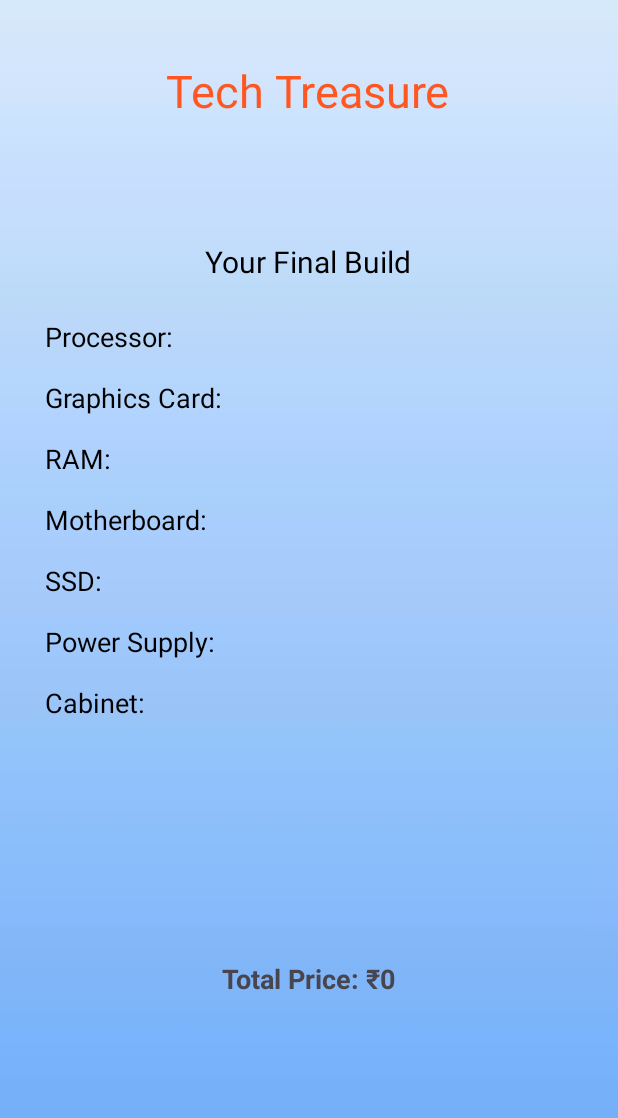
After one commit to SrikanthVMGit/TechTreasure, an Android app: the layout activity_report.xml on its own in the app's theme, with its tools: preview values and no code run, on a phone screen of 412 x 824 dp. The commit adds this screen. Shown: the top 1118 px of the screen. Run offline under Robolectric (Android 15) with nearby library versions, the phone set to English and light mode, and no system bars.

Commit message:
report page

```diff
--- a/app/src/main/AndroidManifest.xml
+++ b/app/src/main/AndroidManifest.xml
@@ -1,7 +1,6 @@
 <?xml version="1.0" encoding="utf-8"?>
 <manifest xmlns:android="http://schemas.android.com/apk/res/android"
-    xmlns:tools="http://schemas.android.com/tools"
-    >
+    xmlns:tools="http://schemas.android.com/tools">
 
     <application
         android:allowBackup="true"
@@ -13,6 +12,9 @@
         android:supportsRtl="true"
         android:theme="@style/Theme.TechTreasure"
         tools:targetApi="31">
+        <activity
+            android:name=".Report"
+            android:exported="false" />
         <activity
             android:name=".amdbuild"
             android:exported="false" />
--- /dev/null
+++ b/app/src/main/java/com/example/techtreasure/Report.kt
@@ -0,0 +1,41 @@
+package com.example.techtreasure
+
+import android.os.Bundle
+import android.widget.TextView
+import androidx.appcompat.app.AppCompatActivity
+
+class Report : AppCompatActivity() {
+    override fun onCreate(savedInstanceState: Bundle?) {
+        super.onCreate(savedInstanceState)
+        setContentView(R.layout.activity_report)
+
+        // Retrieve selected items and total price from intent extras
+        val selectedProcessor = intent.getStringExtra("Processor")
+        val selectedGraphicsCard = intent.getStringExtra("GraphicsCard")
+        val selectedRAM = intent.getStringExtra("RAM")
+        val selectedMotherboard = intent.getStringExtra("Motherboard")
+        val selectedSSD = intent.getStringExtra("SSD")
+        val selectedPowerSupply = intent.getStringExtra("PowerSupply")
+        val selectedCabinet = intent.getStringExtra("Cabinet")
+        val totalPrice = intent.getIntExtra("TotalPrice", 0)
+
+        // Display selected items and total price in TextViews
+        val processorTextView = findViewById<TextView>(R.id.processorTextView)
+        val graphicsCardTextView = findViewById<TextView>(R.id.graphicsCardTextView)
+        val ramTextView = findViewById<TextView>(R.id.ramTextView)
+        val motherboardTextView = findViewById<TextView>(R.id.motherboardTextView)
+        val ssdTextView = findViewById<TextView>(R.id.ssdTextView)
+        val powerSupplyTextView = findViewById<TextView>(R.id.powerSupplyTextView)
+        val cabinetTextView = findViewById<TextView>(R.id.cabinetTextView)
+        val totalPriceTextView = findViewById<TextView>(R.id.totalPriceTextView)
+
+        processorTextView.text = "Processor: $selectedProcessor"
+        graphicsCardTextView.text = "Graphics Card: $selectedGraphicsCard"
+        ramTextView.text = "RAM: $selectedRAM"
+        motherboardTextView.text = "Motherboard: $selectedMotherboard"
+        ssdTextView.text = "SSD: $selectedSSD"
+        powerSupplyTextView.text = "Power Supply: $selectedPowerSupply"
+        cabinetTextView.text = "Cabinet: $selectedCabinet"
+        totalPriceTextView.text = "Total Price: ₹$totalPrice"
+    }
+}
--- a/app/src/main/java/com/example/techtreasure/amdbuild.kt
+++ b/app/src/main/java/com/example/techtreasure/amdbuild.kt
@@ -1,4 +1,5 @@
 package com.example.techtreasure
+import android.content.Intent
 import android.widget.Spinner
 import android.widget.AdapterView
 import android.widget.ImageView
@@ -239,10 +240,18 @@ class amdbuild : AppCompatActivity() {
                 selectedCabinet == "Cabinet") {
                 Toast.makeText(this@amdbuild, "Please complete the build by selecting options for all components.", Toast.LENGTH_SHORT).show()
             } else {
-                // Calculate total price and perform any other action when the build is complete
-                // Here, you can calculate the total price and any other actions you want to perform when the build is complete
-                // You can access the selected items from the spinners and perform further operations
+                val intent = Intent(this@amdbuild, Report::class.java)
+                intent.putExtra("Processor", selectedProcessor)
+                intent.putExtra("GraphicsCard", selectedGraphicsCard)
+                intent.putExtra("RAM", selectedRAM)
+                intent.putExtra("Motherboard", selectedMotherboard)
+                intent.putExtra("SSD", selectedSSD)
+                intent.putExtra("PowerSupply", selectedPowerSupply)
+                intent.putExtra("Cabinet", selectedCabinet)
+                intent.putExtra("TotalPrice", totalPrice) // Assuming totalPrice is an integer
+                startActivity(intent)
             }
         }
+
     }
 }
--- /dev/null
+++ b/app/src/main/res/layout/activity_report.xml
@@ -0,0 +1,138 @@
+<?xml version="1.0" encoding="utf-8"?>
+<androidx.constraintlayout.widget.ConstraintLayout xmlns:android="http://schemas.android.com/apk/res/android"
+    xmlns:app="http://schemas.android.com/apk/res-auto"
+    xmlns:tools="http://schemas.android.com/tools"
+    android:layout_width="match_parent"
+    android:layout_height="match_parent"
+    android:background="@drawable/bgh"
+    tools:context=".Report">
+
+    <TextView
+        android:id="@+id/titleTextView"
+        android:layout_width="wrap_content"
+        android:layout_height="wrap_content"
+        android:layout_marginTop="40dp"
+        android:text="Tech Treasure"
+        android:textColor="@color/orange"
+        android:textSize="30sp"
+        app:layout_constraintEnd_toEndOf="parent"
+        app:layout_constraintHorizontal_bias="0.497"
+        app:layout_constraintStart_toStartOf="parent"
+        app:layout_constraintTop_toTopOf="parent" />
+
+    <TextView
+        android:id="@+id/slogan"
+        android:layout_width="wrap_content"
+        android:layout_height="wrap_content"
+        android:layout_marginTop="80dp"
+        android:text="Your Final Build"
+        android:textColor="@color/black"
+        android:textSize="20sp"
+        app:layout_constraintEnd_toEndOf="parent"
+        app:layout_constraintHorizontal_bias="0.498"
+        app:layout_constraintStart_toStartOf="parent"
+        app:layout_constraintTop_toBottomOf="@+id/titleTextView" />
+
+    <!-- Add TextViews for each selected item here -->
+    <TextView
+        android:id="@+id/processorTextView"
+        android:layout_width="wrap_content"
+        android:layout_height="wrap_content"
+        android:layout_marginTop="24dp"
+        android:paddingLeft="30dp"
+        android:text="Processor:"
+        android:textColor="@color/black"
+        android:textSize="18sp"
+        app:layout_constraintStart_toStartOf="parent"
+        app:layout_constraintTop_toBottomOf="@+id/slogan" />
+
+    <TextView
+        android:id="@+id/graphicsCardTextView"
+        android:layout_width="wrap_content"
+        android:layout_height="wrap_content"
+        android:layout_marginTop="16dp"
+        android:paddingLeft="30dp"
+        android:text="Graphics Card:"
+        android:textColor="@color/black"
+        android:textSize="18sp"
+        app:layout_constraintStart_toStartOf="parent"
+        app:layout_constraintTop_toBottomOf="@+id/processorTextView" />
+
+    <!-- Repeat TextViews for other components (RAM, Motherboard, SSD, Power Supply, Cabinet) -->
+
+    <TextView
+        android:id="@+id/ramTextView"
+        android:layout_width="wrap_content"
+        android:layout_height="wrap_content"
+        android:layout_marginTop="16dp"
+        android:paddingLeft="30dp"
+
+        android:text="RAM:"
+        android:textColor="@color/black"
+        android:textSize="18sp"
+        app:layout_constraintStart_toStartOf="parent"
+        app:layout_constraintTop_toBottomOf="@+id/graphicsCardTextView" />
+
+    <TextView
+        android:id="@+id/motherboardTextView"
+        android:layout_width="wrap_content"
+        android:layout_height="wrap_content"
+        android:layout_marginTop="16dp"
+        android:paddingLeft="30dp"
+
+        android:text="Motherboard:"
+        android:textColor="@color/black"
+        android:textSize="18sp"
+        app:layout_constraintStart_toStartOf="parent"
+        app:layout_constraintTop_toBottomOf="@+id/ramTextView" />
+
+    <TextView
+        android:id="@+id/ssdTextView"
+        android:layout_width="wrap_content"
+        android:layout_height="wrap_content"
+        android:layout_marginTop="16dp"
+        android:paddingLeft="30dp"
+
+        android:text="SSD:"
+        android:textColor="@color/black"
+        android:textSize="18sp"
+        app:layout_constraintStart_toStartOf="parent"
+        app:layout_constraintTop_toBottomOf="@+id/motherboardTextView" />
+
+    <TextView
+        android:id="@+id/powerSupplyTextView"
+        android:layout_width="wrap_content"
+        android:layout_height="wrap_content"
+        android:layout_marginTop="16dp"
+        android:paddingLeft="30dp"
+        android:text="Power Supply:"
+        android:textColor="@color/black"
+        android:textSize="18sp"
+        app:layout_constraintStart_toStartOf="parent"
+        app:layout_constraintTop_toBottomOf="@+id/ssdTextView" />
+
+    <TextView
+        android:id="@+id/cabinetTextView"
+        android:layout_width="wrap_content"
+        android:layout_height="wrap_content"
+        android:layout_marginTop="16dp"
+        android:paddingLeft="30dp"
+        android:text="Cabinet:"
+        android:textColor="@color/black"
+        android:textSize="18sp"
+        app:layout_constraintStart_toStartOf="parent"
+        app:layout_constraintTop_toBottomOf="@+id/powerSupplyTextView" />
+
+    <TextView
+        android:id="@+id/totalPriceTextView"
+        android:layout_width="wrap_content"
+        android:layout_height="wrap_content"
+        android:text="Total Price: ₹0"
+        android:textSize="18sp"
+        android:textStyle="bold"
+        app:layout_constraintBottom_toBottomOf="parent"
+        app:layout_constraintEnd_toEndOf="parent"
+        app:layout_constraintStart_toStartOf="parent"
+        app:layout_constraintTop_toBottomOf="@id/cabinetTextView" />
+
+</androidx.constraintlayout.widget.ConstraintLayout>
```
Also changed, not shown: app/src/main/res/layout/activity_amdbuild.xml (+0 -7 lines).
